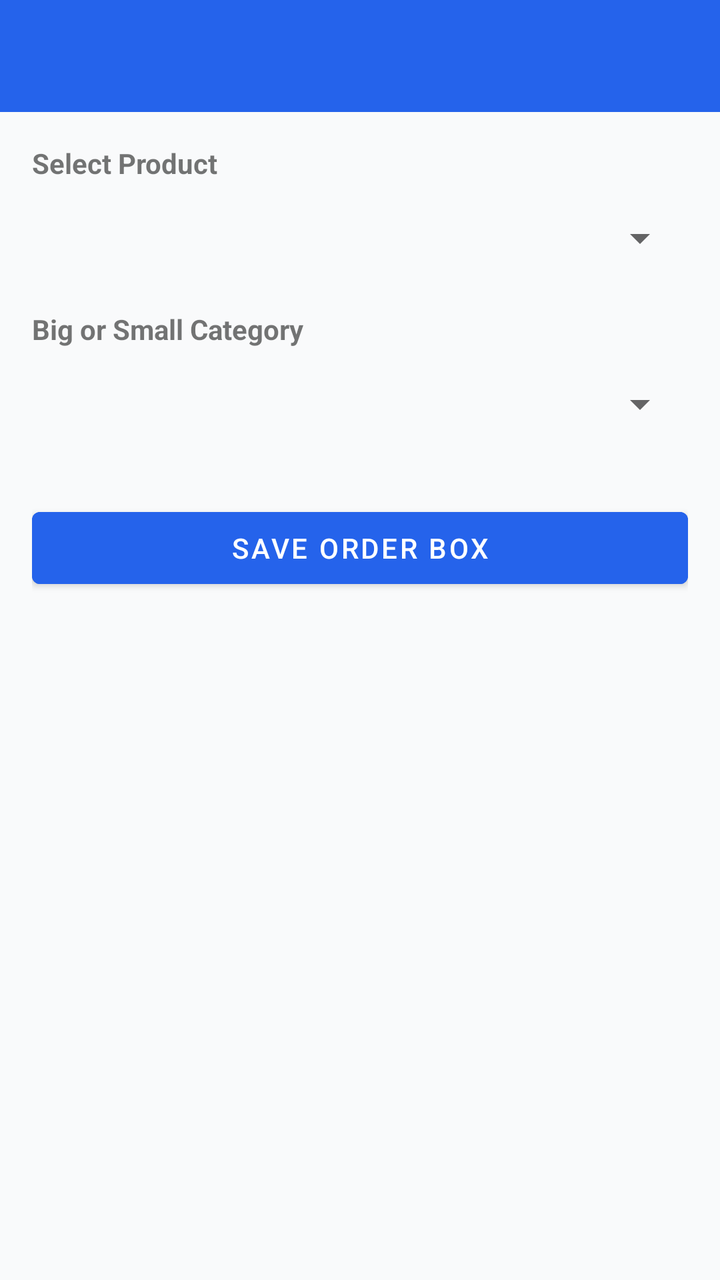
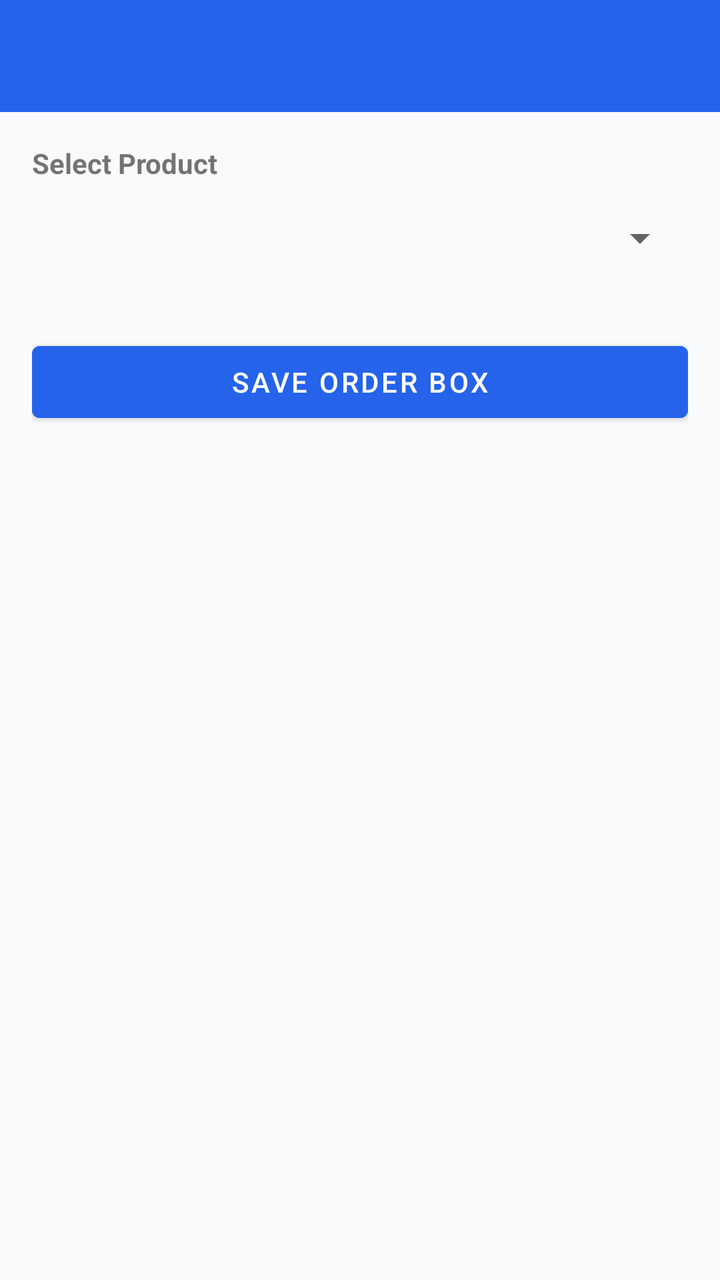

Two renders of the same Android screen: before a commit and after it. Below are the layout's source before the change and the commit's diff.
<!-- AndroidManifest.xml: application theme Theme.MaterialComponents.DayNight.NoActionBar -->
<!-- res/layout/activity_main.xml -->
<?xml version="1.0" encoding="utf-8"?>
<LinearLayout xmlns:android="http://schemas.android.com/apk/res/android"
    android:layout_width="match_parent"
    android:layout_height="match_parent"
    android:orientation="vertical"
    android:background="#F9FAFB">

    <androidx.appcompat.widget.Toolbar
        android:id="@+id/toolbar"
        android:layout_width="match_parent"
        android:layout_height="?attr/actionBarSize"
        android:background="#2563EB"
        android:theme="@style/ThemeOverlay.AppCompat.Dark.ActionBar"
        android:title="Product Manager"
        android:titleTextColor="#FFFFFF" />

    <ScrollView
        android:layout_width="match_parent"
        android:layout_height="match_parent"
        android:padding="16dp">

        <LinearLayout
            android:layout_width="match_parent"
            android:layout_height="wrap_content"
            android:orientation="vertical">

            
            <LinearLayout
                android:id="@+id/layoutHome"
                android:layout_width="match_parent"
                android:layout_height="wrap_content"
                android:orientation="vertical">

                <TextView 
                    android:layout_width="wrap_content"
                    android:layout_height="wrap_content"
                    android:text="Select Product" 
                    android:textStyle="bold" 
                    android:layout_marginBottom="4dp"/>
                <Spinner
                    android:id="@+id/spinnerHomeProduct"
                    android:layout_width="match_parent"
                    android:layout_height="48dp"
                    android:layout_marginBottom="12dp"/>

                <TextView 
                    android:layout_width="wrap_content"
                    android:layout_height="wrap_content"
                    android:text="Big or Small Category" 
                    android:textStyle="bold" 
                    android:layout_marginBottom="4dp"/>
                <Spinner
                    android:id="@+id/spinnerCategory"
                    android:layout_width="match_parent"
                    android:layout_height="48dp"
                    android:layout_marginBottom="12dp"/>

                <LinearLayout
                    android:id="@+id/layoutOrderInputs"
                    android:layout_width="match_parent"
                    android:layout_height="wrap_content"
                    android:orientation="vertical"
                    android:layout_marginBottom="12dp"/>

                <Button
                    android:id="@+id/btnSaveOrder"
                    android:layout_width="match_parent"
                    android:layout_height="wrap_content"
                    android:text="Save Order Box"
                    android:backgroundTint="#2563EB"
                    android:textColor="#FFFFFF"/>

                <LinearLayout
                    android:id="@+id/layoutSavedBoxes"
                    android:layout_width="match_parent"
                    android:layout_height="wrap_content"
                    android:orientation="vertical"
                    android:layout_marginTop="16dp"/>
            </LinearLayout>

            
            <LinearLayout
                android:id="@+id/layoutProductConfig"
                android:layout_width="match_parent"
                android:layout_height="wrap_content"
                android:orientation="vertical"
                android:visibility="gone">

                <TextView 
                    android:layout_width="wrap_content"
                    android:layout_height="wrap_content"
                    android:text="Product Name" 
                    android:textStyle="bold" 
                    android:layout_marginBottom="4dp"/>
                <EditText
                    android:id="@+id/etProductName"
                    android:layout_width="match_parent"
                    android:layout_height="wrap_content"
                    android:hint="Enter Product Name"
                    android:layout_marginBottom="12dp"/>

                <TextView 
                    android:layout_width="wrap_content"
                    android:layout_height="wrap_content"
                    android:text="Product Sizes" 
                    android:textStyle="bold" 
                    android:layout_marginBottom="4dp"/>
                <LinearLayout
                    android:id="@+id/layoutSizeRows"
                    android:layout_width="match_parent"
                    android:layout_height="wrap_content"
                    android:orientation="vertical"
                    android:layout_marginBottom="8dp"/>

                <Button
                    android:id="@+id/btnAddSize"
                    android:layout_width="wrap_content"
                    android:layout_height="wrap_content"
                    android:text="+ Add Size"
                    android:backgroundTint="#10B981"
                    android:textColor="#FFFFFF"
                    android:layout_marginBottom="16dp"/>

                <TextView 
                    android:layout_width="wrap_content"
                    android:layout_height="wrap_content"
                    android:text="Big Sizes Range" 
                    android:textStyle="bold" 
                    android:layout_marginBottom="4dp"/>
                <LinearLayout
                    android:layout_width="match_parent"
                    android:layout_height="wrap_content"
                    android:orientation="horizontal"
                    android:layout_marginBottom="12dp">
                    <EditText
                        android:id="@+id/etBigFrom"
                        android:layout_width="0dp"
                        android:layout_height="wrap_content"
                        android:layout_weight="1"
                        android:hint="Size From"/>
                    <EditText
                        android:id="@+id/etBigTo"
                        android:layout_width="0dp"
                        android:layout_height="wrap_content"
                        android:layout_weight="1"
                        android:hint="Size To"/>
                </LinearLayout>

                <TextView 
                    android:layout_width="wrap_content"
                    android:layout_height="wrap_content"
                    android:text="Small Sizes Range" 
                    android:textStyle="bold" 
                    android:layout_marginBottom="4dp"/>
                <LinearLayout
                    android:layout_width="match_parent"
                    android:layout_height="wrap_content"
                    android:orientation="horizontal"
                    android:layout_marginBottom="16dp">
                    <EditText
                        android:id="@+id/etSmallFrom"
                        android:layout_width="0dp"
                        android:layout_height="wrap_content"
                        android:layout_weight="1"
                        android:hint="Size From"/>
                    <EditText
                        android:id="@+id/etSmallTo"
                        android:layout_width="0dp"
                        android:layout_height="wrap_content"
                        android:layout_weight="1"
                        android:hint="Size To"/>
                </LinearLayout>

                <Button
                    android:id="@+id/btnSaveProduct"
                    android:layout_width="match_parent"
                    android:layout_height="wrap_content"
                    android:text="Save Product"
                    android:backgroundTint="#2563EB"
                    android:textColor="#FFFFFF"/>
            </LinearLayout>

            
            <LinearLayout
                android:id="@+id/layoutProductRates"
                android:layout_width="match_parent"
                android:layout_height="wrap_content"
                android:orientation="vertical"
                android:visibility="gone">

                <TextView 
                    android:layout_width="wrap_content"
                    android:layout_height="wrap_content"
                    android:text="Select Product" 
                    android:textStyle="bold" 
                    android:layout_marginBottom="4dp"/>
                <Spinner
                    android:id="@+id/spinnerRateProduct"
                    android:layout_width="match_parent"
                    android:layout_height="48dp"
                    android:layout_marginBottom="12dp"/>

                <TextView
                    android:id="@+id/tvBigRateLabel"
                    android:layout_width="wrap_content"
                    android:layout_height="wrap_content"
                    android:text="Big Product Rates"
                    android:textStyle="bold"
                    android:layout_marginBottom="4dp"/>
                <EditText
                    android:id="@+id/etBigRate"
                    android:layout_width="match_parent"
                    android:layout_height="wrap_content"
                    android:inputType="numberDecimal"
                    android:layout_marginBottom="12dp"/>

                <TextView
                    android:id="@+id/tvSmallRateLabel"
                    android:layout_width="wrap_content"
                    android:layout_height="wrap_content"
                    android:text="Small Product Rates"
                    android:textStyle="bold"
                    android:layout_marginBottom="4dp"/>
                <EditText
                    android:id="@+id/etSmallRate"
                    android:layout_width="match_parent"
                    android:layout_height="wrap_content"
                    android:inputType="numberDecimal"
                    android:layout_marginBottom="16dp"/>

                <Button
                    android:id="@+id/btnSaveRates"
                    android:layout_width="match_parent"
                    android:layout_height="wrap_content"
                    android:text="Save Rates"
                    android:backgroundTint="#2563EB"
                    android:textColor="#FFFFFF"/>
            </LinearLayout>

        </LinearLayout>
    </ScrollView>
</LinearLayout>
<!-- resources referenced by this layout -->
<resources>

</resources>

<!-- the commit's change to res/layout/activity_main.xml (unified diff, before → after) -->
@@ -43,18 +43,6 @@
                     android:layout_height="48dp"
                     android:layout_marginBottom="12dp"/>
 
-                <TextView 
-                    android:layout_width="wrap_content"
-                    android:layout_height="wrap_content"
-                    android:text="Big or Small Category" 
-                    android:textStyle="bold" 
-                    android:layout_marginBottom="4dp"/>
-                <Spinner
-                    android:id="@+id/spinnerCategory"
-                    android:layout_width="match_parent"
-                    android:layout_height="48dp"
-                    android:layout_marginBottom="12dp"/>
-
                 <LinearLayout
                     android:id="@+id/layoutOrderInputs"
                     android:layout_width="match_parent"
